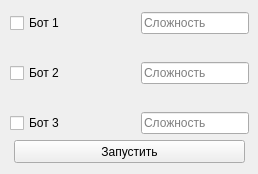
Qt form ui/start.ui (AsciiShell/hse_scrabble) before a commit.
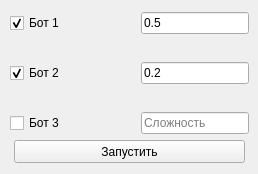
The same form after that commit.

```diff
--- a/ui/start.ui
+++ b/ui/start.ui
@@ -44,7 +44,7 @@
     <string>Запустить</string>
    </property>
   </widget>
-  <widget class="QWidget" name="">
+  <widget class="QWidget" name="layoutWidget">
    <property name="geometry">
     <rect>
      <x>10</x>
@@ -61,6 +61,12 @@
         <property name="text">
          <string>Бот 1</string>
         </property>
+        <property name="checked">
+         <bool>true</bool>
+        </property>
+        <property name="autoRepeat">
+         <bool>false</bool>
+        </property>
        </widget>
       </item>
       <item>
@@ -84,6 +90,9 @@
         <property name="inputMask">
          <string/>
         </property>
+        <property name="text">
+         <string>0.5</string>
+        </property>
         <property name="placeholderText">
          <string>Сложность</string>
         </property>
@@ -111,6 +120,12 @@
         <property name="text">
          <string>Бот 2</string>
         </property>
+        <property name="checked">
+         <bool>true</bool>
+        </property>
+        <property name="autoRepeat">
+         <bool>false</bool>
+        </property>
        </widget>
       </item>
       <item>
@@ -131,6 +146,9 @@
         <property name="inputMask">
          <string/>
         </property>
+        <property name="text">
+         <string>0.2</string>
+        </property>
         <property name="placeholderText">
          <string>Сложность</string>
         </property>
```
